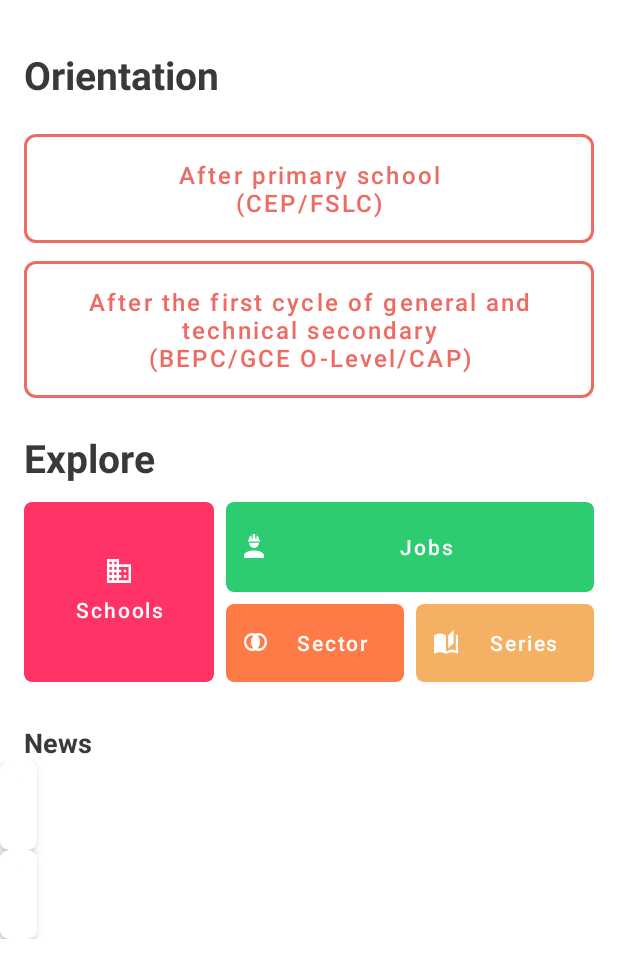
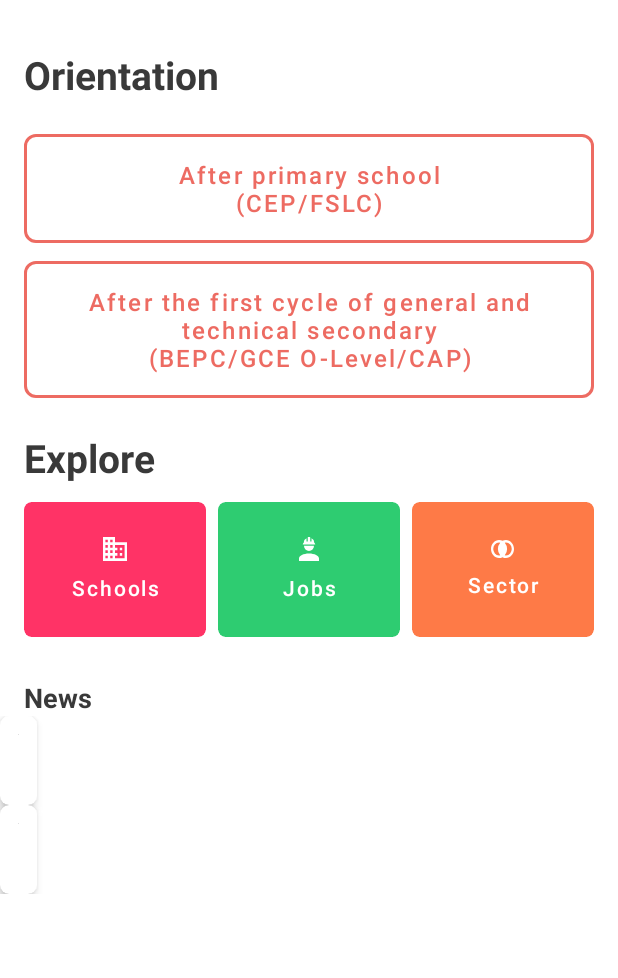
Before and after one commit to forntoh/MBOASSIKOLOPATH, an Android app: the layout fragment_home.xml on its own in the app's theme, with its tools: preview values and no code run, on a phone screen of 412 x 824 dp. Shown: the top 978 px of the screen. Run offline under Robolectric (Android 15) with nearby library versions, the phone set to English and light mode, and no system bars; plain views replace RoundedImageView.

Commit message:
Remove Series Button #2

```diff
--- a/app/src/main/java/com/mboasikolopath/ui/main/home/HomeFragment.kt
+++ b/app/src/main/java/com/mboasikolopath/ui/main/home/HomeFragment.kt
@@ -31,10 +31,10 @@ import org.kodein.di.generic.instance
 class HomeFragment : ScopedFragment(), View.OnClickListener {
 
     private lateinit var newsViewModel: NewsViewModel
-    private val newsViewModelFactory: NewsViewModelFactory by instance()
+    private val newsViewModelFactory: NewsViewModelFactory by instance<NewsViewModelFactory>()
 
     private lateinit var viewModelSetup: SetupViewModel
-    private val setupViewModelFactory: SetupViewModelFactory by instance()
+    private val setupViewModelFactory: SetupViewModelFactory by instance<SetupViewModelFactory>()
 
     private val newsSection = Section()
 
@@ -67,7 +67,6 @@ class HomeFragment : ScopedFragment(), View.OnClickListener {
         btn_schools.setOnClickListener(this@HomeFragment)
         btn_jobs.setOnClickListener(this@HomeFragment)
         btn_sector.setOnClickListener(this@HomeFragment)
-        btn_series.setOnClickListener(this@HomeFragment)
 
         button_after_primary.setOnClickListener(this@HomeFragment)
         button_after_secondary.setOnClickListener(this@HomeFragment)
--- a/app/src/main/res/layout/fragment_home.xml
+++ b/app/src/main/res/layout/fragment_home.xml
@@ -55,7 +55,7 @@
                 android:id="@+id/btn_schools"
                 style="@style/ExploreButtons"
                 android:layout_width="0dp"
-                android:layout_height="120dp"
+                android:layout_height="90dp"
                 android:layout_weight="1"
                 android:stateListAnimator="@null"
                 app:cardBackgroundColor="@color/main_color_red">
@@ -76,18 +76,12 @@
 
             </com.google.android.material.card.MaterialCardView>
 
-            <LinearLayout
-                android:layout_width="0dp"
-                android:layout_height="match_parent"
-                android:layout_weight="2"
-                android:orientation="vertical">
-
-
             <com.google.android.material.card.MaterialCardView
                 android:id="@+id/btn_jobs"
                 style="@style/ExploreButtons"
-                    android:layout_width="match_parent"
-                    android:layout_height="0dp"
+                android:layout_width="0dp"
+                android:layout_height="90dp"
+                android:layout_weight="1"
                 android:stateListAnimator="@null"
                 app:cardBackgroundColor="@color/main_color_green"
                 app:cardCornerRadius="5dp">
@@ -99,8 +93,7 @@
                     android:layout_gravity="center"
                     android:layout_marginStart="12dp"
                     android:layout_marginEnd="12dp"
-
-                        android:drawableStart="@drawable/ic_worker"
+                    android:drawableTop="@drawable/ic_worker"
                     android:drawablePadding="8dp"
                     android:gravity="center"
                     android:text="@string/jobs"
@@ -110,17 +103,12 @@
                     android:textColor="@android:color/white" />
             </com.google.android.material.card.MaterialCardView>
 
-                <LinearLayout
-                    android:layout_width="match_parent"
-                    android:layout_height="0dp"
-                    android:layout_weight="1"
-                    tools:ignore="NestedWeights">
-
             <com.google.android.material.card.MaterialCardView
                 android:id="@+id/btn_sector"
                 style="@style/ExploreButtons"
                 android:layout_width="0dp"
-                        android:layout_height="match_parent"
+                android:layout_height="90dp"
+                android:layout_weight="1"
                 android:stateListAnimator="@null"
                 app:cardBackgroundColor="@color/main_color_orange">
 
@@ -131,7 +119,7 @@
                     android:layout_gravity="center"
                     android:layout_marginStart="12dp"
                     android:layout_marginEnd="12dp"
-                            android:drawableStart="@drawable/ic_set_center"
+                    android:drawableTop="@drawable/ic_set_center"
                     android:drawablePadding="8dp"
                     android:gravity="center"
                     android:text="@string/sector"
@@ -140,34 +128,6 @@
                     android:textAppearance="@style/TextAppearance.MaterialComponents.Button"
                     android:textColor="@android:color/white" />
             </com.google.android.material.card.MaterialCardView>
-
-                    <com.google.android.material.card.MaterialCardView
-                        android:id="@+id/btn_series"
-                        style="@style/ExploreButtons"
-                        android:layout_width="0dp"
-                        android:layout_height="match_parent"
-                        android:stateListAnimator="@null"
-                        app:cardBackgroundColor="@color/main_color_yellow">
-
-                        <TextView
-                            android:id="@+id/textView18"
-                            android:layout_width="match_parent"
-                            android:layout_height="wrap_content"
-                            android:layout_gravity="center"
-                            android:layout_marginStart="12dp"
-                            android:layout_marginEnd="12dp"
-                            android:drawableStart="@drawable/ic_book_open_page"
-                            android:drawablePadding="8dp"
-                            android:gravity="center"
-                            android:text="@string/series"
-                            android:textAlignment="center"
-                            android:textAllCaps="false"
-                            android:textAppearance="@style/TextAppearance.MaterialComponents.Button"
-                            android:textColor="@android:color/white" />
-                    </com.google.android.material.card.MaterialCardView>
-                </LinearLayout>
-
-            </LinearLayout>
 
         </LinearLayout>
 
```
Lines whose indentation alone changed are shown as unchanged.
